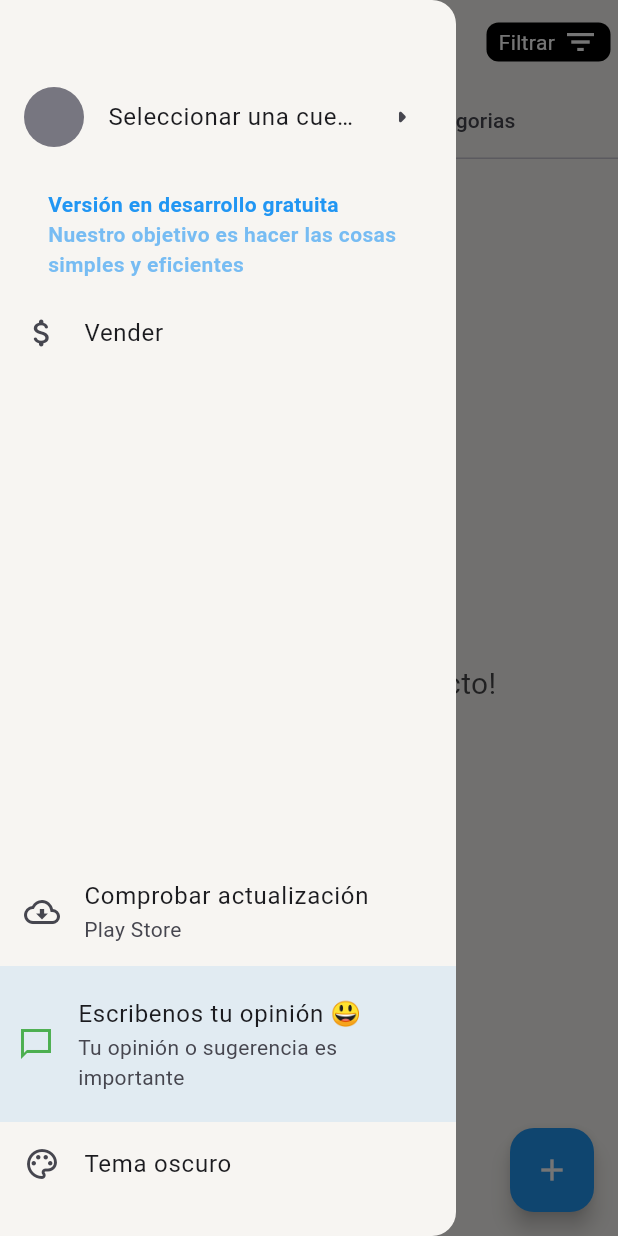
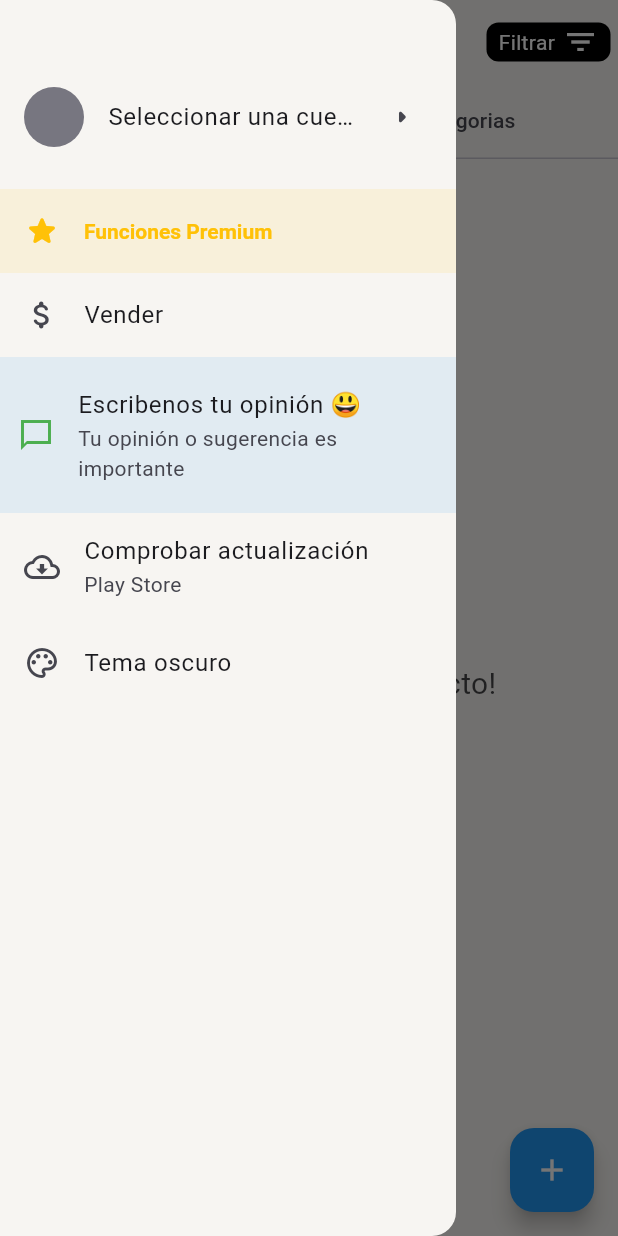
Before and after one commit to lucasaiivan/sell, a Flutter app: the CataloguePage screen opened directly, with the side drawer open, on a phone screen of 412 x 824 dp. Run offline on Flutter 3.47's test engine with Material 2 defaults, Android fonts, the phone set to English and light mode, and no system bars; our stand-ins replace animate_do, audioplayers, cached_network_image, carousel_slider, cloud_firestore, email_validator and 14 more; missing offline and left inert: flutter_barcode_scanner, purchases_flutter, search_page, tutorial_coach_mark; accounts and stored records are empty.

Commit message:
implement suscription Premium

```diff
--- a/lib/app/core/utils/widgets_utils.dart
+++ b/lib/app/core/utils/widgets_utils.dart
@@ -478,7 +478,6 @@ class WidgetDrawer extends StatelessWidget {
     // variables
     bool superAdmin = homeController.getProfileAdminUser.superAdmin;
     homeController.getFirebaseAuth.currentUser!.isAnonymous;
-    Color colorTextVersion = Colors.blue;
 
     // widgets
     final textButtonLogin = Padding(
@@ -513,55 +512,30 @@ class WidgetDrawer extends StatelessWidget {
             homeController.showModalBottomSheetSelectAccount();
           },
         ),
-        const SizedBox(height: 12),
-        Padding(
-          padding: const EdgeInsets.symmetric(horizontal: 20),
-          child: TextButton(onPressed:(){
+        const SizedBox(height: 20),
+        // others items
+        ListTile(
+          tileColor: Colors.amber.withOpacity(0.1),
+          iconColor:  Colors.amber,
+          titleTextStyle: const TextStyle(color: Colors.amber,fontWeight: FontWeight.bold),
+            leading: const Icon(Icons.star_rounded),
+            title: const Text('Funciones Premium'),
+            onTap: (){
+              // action : mostrar modal bottom sheet con
               Get.back(); // cierra drawer
               homeController.showModalBottomSheetSubcription();
-          }, child: RichText(
-            text: TextSpan(
-              style: DefaultTextStyle.of(context).style,
-              children: <TextSpan>[
-                TextSpan(
-                  text: 'Versión en desarrollo gratuita',
-                  style: TextStyle(
-                    color: colorTextVersion,
-                    fontWeight: FontWeight.bold,
-                  ),
-                ),
-                TextSpan(
-                  text: ' Nuestro objetivo es hacer las cosas simples y eficientes',
-                  style: TextStyle(
-                    color: colorTextVersion.withOpacity(0.6),
-                    fontWeight: FontWeight.bold,
-                  ),
-                ),
-              ],
-            ),
-          )),
-        ),
-        /* Esta version de la app las funciones PREMIUM son gratis
-
-         Padding(
-          padding: const EdgeInsets.symmetric(horizontal: 20),
-          child: homeController.getProfileAccountSelected.subscribed?LogoPremium(visible: true,):TextButton(onPressed:(){
-            Get.back(); // cierra drawer
-            homeController.showModalBottomSheetSubcription();
-          }, child: const Text('Obten la versión Premium')),
-        ), */
-        // others items
-        Expanded(
-          child: ListView(
-            children: [
+            }),
+        // vender
         ListTile(
             leading: const Icon(Icons.attach_money_rounded),
             title: const Text('Vender'),
             onTap: () => homeController.setIndexPage = 0),
+        // historial de caja
         superAdmin?ListTile(
             leading: const Icon(Icons.manage_search_rounded),
             title: const Text('Historial de caja'),
             onTap: () => homeController.setIndexPage = 1):Container(),
+        // transacciones
         superAdmin?ListTile(
             leading: const Icon(Icons.receipt_long_rounded),
             title: const Text('Transacciones'),
@@ -582,9 +556,6 @@ class WidgetDrawer extends StatelessWidget {
               }
 
             }):Container(),
-            ],
-          ),
-        ),
         /*  ListTile(
           leading: const Icon(Icons.cloud_download_outlined),
           title: const Text('Comprobar actualización'),
@@ -601,18 +572,7 @@ class WidgetDrawer extends StatelessWidget {
             }
           },
         ),  */
-        ListTile(
-          leading: const Icon(Icons.cloud_download_outlined),
-          title: const Text('Comprobar actualización'),
-          subtitle: const Text('Play Store'),
-          onTap: () async {
-
-            // values
-            Uri uri = Uri.parse('https://play.google.com/store/apps/details?id=com.logicabooleana.sell');
-            //  redireccionara para la tienda de aplicaciones
-            await launchUrl(uri,mode: LaunchMode.externalApplication);
-          },
-        ),
+        // ostion : Escríbenos tu opinión
         ListTile(
           contentPadding: const EdgeInsets.symmetric(vertical: 12,horizontal: 12),
           tileColor: Colors.blue.withOpacity(0.1),
@@ -631,6 +591,20 @@ class WidgetDrawer extends StatelessWidget {
 
           },
         ),
+        // option : comprobar actualizacion
+        ListTile(
+          leading: const Icon(Icons.cloud_download_outlined),
+          title: const Text('Comprobar actualización'),
+          subtitle: const Text('Play Store'),
+          onTap: () async {
+
+            // values
+            Uri uri = Uri.parse('https://play.google.com/store/apps/details?id=com.logicabooleana.sell');
+            //  redireccionara para la tienda de aplicaciones
+            await launchUrl(uri,mode: LaunchMode.externalApplication);
+          },
+        ),
+        //  option :  cambiar el brillo del tema de la app
         ListTile(
           leading: const Icon(Icons.color_lens_outlined),
           title: Text(Theme.of(context).brightness==Brightness.dark?'Tema claro':'Tema oscuro'),
```
Also changed, not shown: lib/app/presentation/home/controller/home_controller.dart (+161 -73 lines), lib/app/presentation/sellPage/views/sell_view.dart (+6 -2 lines). Lines whose indentation alone changed are shown as unchanged.
